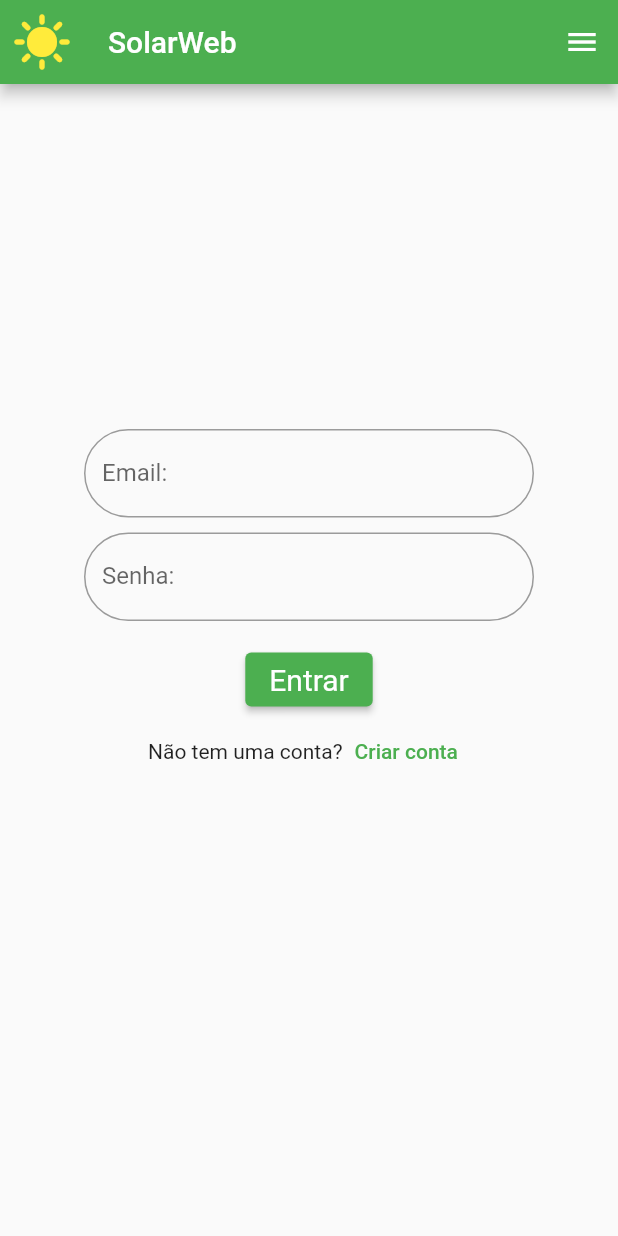
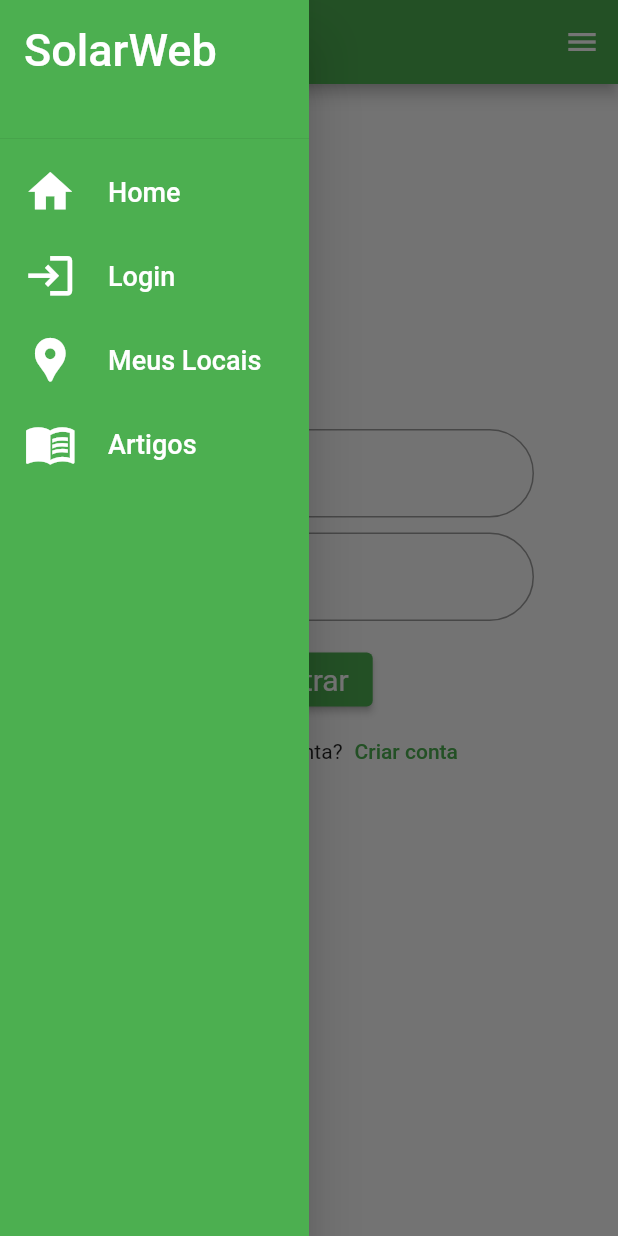
Before and after one commit to CesarVales/solarWeb, a Flutter app: the login screen opened directly, with the side drawer open (before the commit the screen has no drawer), on a phone screen of 412 x 824 dp. Run offline on Flutter 3.47's test engine with Material 2 defaults, Android fonts, the phone set to English and light mode, and no system bars; our stand-ins replace flutter_staggered_animations, geolocator, get, google_maps_flutter; missing offline and left inert: flutter_config, google_places_for_flutter, map; network calls fail.

Commit message:
Bug Fix (AppBarWidget e Drawer em arquivos separados)

```diff
--- /dev/null
+++ b/lib/AppBarWidget.dart
@@ -0,0 +1,33 @@
+import 'package:flutter/material.dart';
+
+class AppBarWidget extends StatelessWidget implements PreferredSizeWidget {
+  const AppBarWidget({Key? key, required this.scaffoldKey}) : super(key: key);
+
+  final GlobalKey<ScaffoldState> scaffoldKey;
+
+  @override
+  Widget build(BuildContext context) {
+    return AppBar(
+
+      title: Text('SolarWeb'),
+      backgroundColor: Colors.green,
+      leading: Icon(
+        Icons.sunny,
+        color: Colors.yellow,
+        size: 40,
+      ),
+      actions: [
+        IconButton(
+          icon: Icon(Icons.menu),
+          onPressed: () {
+            scaffoldKey.currentState
+                ?.openDrawer(); // use this line instead
+          },
+        ),
+      ],
+    );
+  }
+
+  @override
+  Size get preferredSize => const Size.fromHeight(kToolbarHeight);
+}
--- /dev/null
+++ b/lib/drawer.dart
@@ -0,0 +1,81 @@
+
+import 'package:flutter/cupertino.dart';
+import 'package:flutter/material.dart';
+import 'package:get/get.dart';
+import 'package:solar_web/main.dart';
+
+import 'home.dart';
+import 'login.dart';
+
+class drawer extends StatelessWidget {
+  @override
+  Widget build(BuildContext context) {
+    return Drawer(
+      backgroundColor: Colors.green,
+      width: Get.width * 0.5,
+      child: ListView(
+        padding: EdgeInsets.zero,
+        children: [
+          SizedBox(
+            height: 100,
+            child: DrawerHeader(
+              child: Text('SolarWeb',
+                  style: TextStyle(color: Colors.white, fontSize: 30)),
+              decoration: BoxDecoration(color: Colors.green),
+            ),
+          ),
+          Builder(builder: (BuildContext context) {
+            return ListTile(
+              title: Text('Home',
+                  style: TextStyle(color: Colors.white, fontSize: 18)),
+              textColor: Colors.white,
+              leading: Icon(
+                Icons.home,
+                size: 35,
+                color: Colors.white,
+              ),
+              onTap: () {
+                Navigator.push(context,
+                    MaterialPageRoute(builder: (context) => MyApp()));
+              },
+            );
+          }),
+          Builder(builder: (BuildContext context) {
+            return ListTile(
+              title: Text('Login',
+                  style: TextStyle(color: Colors.white, fontSize: 18)),
+              textColor: Colors.white,
+              leading: Icon(
+                Icons.login,
+                size: 35,
+                color: Colors.white,
+              ),
+              onTap: () {
+                Navigator.push(context,
+                    MaterialPageRoute(builder: (context) => login()));
+              },
+            );
+          }),
+          ListTile(
+            title: Text('Meus Locais',
+                style: TextStyle(color: Colors.white, fontSize: 18)),
+            leading: Icon(
+              Icons.location_pin,
+              size: 35,
+              color: Colors.white,
+            ),
+          ),
+          ListTile(
+            title: Text('Artigos',
+                style: TextStyle(color: Colors.white, fontSize: 18)),
+            leading: Icon(
+              Icons.menu_book,
+              size: 35,
+              color: Colors.white,
+            ),
+          )
+        ],
+      ),
+    );
+  }
+}
--- a/lib/login.dart
+++ b/lib/login.dart
@@ -1,6 +1,8 @@
 import 'package:flutter/cupertino.dart';
 import 'package:flutter/material.dart';
 import 'package:get/get.dart';
+import 'package:solar_web/AppBarWidget.dart';
+import 'package:solar_web/drawer.dart';
 import 'newAccount.dart';
 import 'home.dart';
 import 'login.dart';
@@ -13,23 +15,11 @@ class login extends StatelessWidget {
   @override
   Widget build(BuildContext context) {
     return Scaffold(
-      appBar: AppBar(
-        title: Text('SolarWeb'),
-        backgroundColor: Colors.green,
-        leading: Icon(
-          Icons.sunny,
-          color: Colors.yellow,
-          size: 40,
-        ),
-        actions: [
-          IconButton(
-            icon: Icon(Icons.menu),
-            onPressed: () {
-              _scaffoldKey.currentState?.openDrawer(); // use this line instead
-            },
-          ),
-        ],
-      ),
+      key: _scaffoldKey,
+
+      appBar: AppBarWidget(scaffoldKey: _scaffoldKey,
+
+      ),drawer: drawer(),
       body: Container(
         key: _formKey,
         child: Column(
```
Also changed, not shown: lib/main.dart (+7 -91 lines), lib/my_bottom_sheet.dart (+5 -2 lines).
